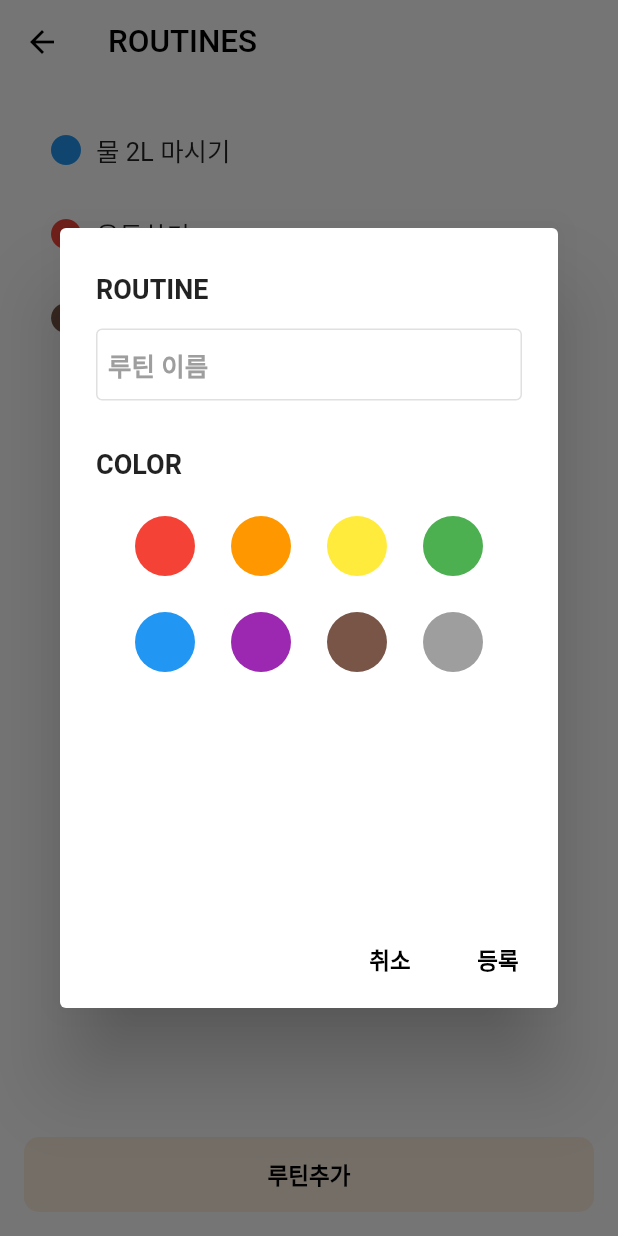
After one commit to ssooyaaa/sooProject, a Flutter app: the RountineListScreen screen opened directly, after a tap on "루틴추가", on a phone screen of 412 x 824 dp. The commit adds this screen. Run offline on Flutter 3.47's test engine with Material 3 defaults, Android fonts, the phone set to English and light mode, and no system bars; our stand-ins replace table_calendar; missing offline and left inert: dart:ffi.

Commit message:
루틴리스트 추가/삭제

```diff
--- a/Flutter/diary/lib/config/app_colors.dart
+++ b/Flutter/diary/lib/config/app_colors.dart
@@ -6,6 +6,19 @@ class AppColors{
   static const basicColor = Color(0xfffcf0e0);
   //메인보다 조금 더 진한색
   static const moreBasicColor = Color(0xfffbdcb4);
+
+
+  //colorMap(테이블 저장 color -> Colors로 변경)
+  Map<String, Color> colorMap = {
+    'red' : Colors.red,
+    'orange' : Colors.orange,
+    'yellow' : Colors.yellow,
+    'green' : Colors.green,
+    'blue' : Colors.blue,
+    'purple' : Colors.purple,
+    'brown' : Colors.brown,
+    'grey' : Colors.grey,
+  };
 
 }
 
--- a/Flutter/diary/lib/model/routine.dart
+++ b/Flutter/diary/lib/model/routine.dart
@@ -2,9 +2,11 @@
 class Routine{
 
   String routine;
+  String color;
 
   Routine({
     required this.routine,
+    required this.color,
   });
 
 }
--- a/Flutter/diary/lib/screen/main_screen.dart
+++ b/Flutter/diary/lib/screen/main_screen.dart
@@ -1,9 +1,11 @@
 
 import 'package:diary/config/app_colors.dart';
-import 'package:diary/screen/add_routine_screen.dart';
+import 'package:diary/screen/rountine_list_screen.dart';
+import 'package:diary/screen/today_routine_screen.dart';
 import 'package:diary/widget/app_bar.dart';
 import 'package:diary/widget/bottom_widget.dart';
 import 'package:diary/widget/calendar_widget.dart';
+import 'package:diary/widget/floating_button.dart';
 import 'package:flutter/foundation.dart';
 import 'package:flutter/material.dart';
 import 'package:intl/intl.dart';
@@ -33,8 +35,8 @@ class _MainScreenState extends State<MainScreen> {
 
   //날짜 event
   Map<DateTime, List<Event>> events = {
-    DateTime.utc(2024,9,3) : [Event(text: 'title1', color: 'red'), Event(text: 'title2',color: 'orange'),  Event(text: 'title2',color: 'yellow'),  Event(text: 'title2',color: 'green'),  Event(text: 'title2',color: 'blue'), Event(text: 'title2',color: 'purple'), Event(text: 'title2',color: 'black'), Event(text: 'title2',color: 'grey')],
-    DateTime.utc(2024,9,4) : [Event(text: 'title3',color: 'black'), Event(text: 'title3',color: 'grey'),Event(text: 'title3', color: 'purple'),],
+    DateTime.utc(2024,9,3) : [Event(text: 'title1', color: 'red'), Event(text: 'title2',color: 'orange'),  Event(text: 'title2',color: 'yellow'),  Event(text: 'title2',color: 'green'),  Event(text: 'title2',color: 'blue'), Event(text: 'title2',color: 'purple'), Event(text: 'title2',color: 'brown'), Event(text: 'title2',color: 'grey')],
+    DateTime.utc(2024,9,4) : [Event(text: 'title3',color: 'brown'), Event(text: 'title3',color: 'grey'),Event(text: 'title3', color: 'purple'),],
   };
 
   //eventList title만 뽑기
@@ -53,18 +55,6 @@ class _MainScreenState extends State<MainScreen> {
   List<Event> getEventForDay(DateTime day){
     return events[day] ?? [];
   }
-
-  //colorMap(테이블 저장 color -> Colors로 변경)
-  Map<String, Color> colorMap = {
-    'red' : Colors.red,
-    'orange' : Colors.orange,
-    'yellow' : Colors.yellow,
-    'green' : Colors.green,
-    'blue' : Colors.blue,
-    'purple' : Colors.purple,
-    'black' : Colors.black,
-    'grey' : Colors.grey,
-  };
 
 
 
@@ -88,7 +78,7 @@ class _MainScreenState extends State<MainScreen> {
               onPressed: (){
                 Navigator.push(
                   context,
-                  MaterialPageRoute(builder: (context) => AddRoutineScreen()),
+                  MaterialPageRoute(builder: (context) => RountineListScreen()),
                 );
               },
               icon: Icon(Icons.add)
@@ -129,20 +119,14 @@ class _MainScreenState extends State<MainScreen> {
 
 
       //오늘 루틴 추가하기 버튼 -> 다른 방법으로 바꿈
-      floatingActionButton: FloatingActionButton.extended(
-          backgroundColor: AppColors.moreBasicColor,
-          shape: RoundedRectangleBorder(
-            borderRadius: BorderRadius.circular(50),
-          ),
-          onPressed: (){
-            Navigator.push(
-              context,
-              MaterialPageRoute(builder: (context) => AddRoutineScreen()),
-            );
-          },
-          label: Text('TODAY',
-            style: TextStyle(fontSize: 15, fontWeight: FontWeight.bold),
-          ),
+      floatingActionButton: FloatingButton(
+        onScreenSelected: (context){
+          return Navigator.push(
+            context,
+            MaterialPageRoute(builder: (context) => TodayRoutineScreen()),
+          );
+        },
+        buttonText: 'TODAY',
       ),
 
 
@@ -200,7 +184,7 @@ class _MainScreenState extends State<MainScreen> {
                 itemBuilder: (context, index){
                   final text = eventTitlesForSelectedDate[index];
                   final selectedcolor = eventColorsForSelectedDate[index];
-                  final color = colorMap[selectedcolor] ?? Colors.white;
+                  final color = AppColors().colorMap[selectedcolor] ?? Colors.white;
 
                   return ListTile(
                     title: Container(
@@ -244,7 +228,7 @@ class _MainScreenState extends State<MainScreen> {
                         events.length,
                         (index){
                           final event = events[index];
-                          final color = colorMap[event.color] ?? Colors.white;
+                          final color = AppColors().colorMap[event.color] ?? Colors.white;
                           return Container(
                             width: 7.0,
                             height: 7.0,
--- /dev/null
+++ b/Flutter/diary/lib/screen/rountine_list_screen.dart
@@ -0,0 +1,289 @@
+import 'package:flutter/material.dart';
+
+import '../config/app_colors.dart';
+import '../model/routine.dart';
+import '../widget/app_widget.dart';
+import '../widget/floating_button.dart';
+
+
+class RountineListScreen extends StatefulWidget {
+  const RountineListScreen({super.key});
+
+  @override
+  State<RountineListScreen> createState() => _RountineListScreenState();
+}
+
+class _RountineListScreenState extends State<RountineListScreen> {
+
+
+  //routines
+  List<Routine> routines = [
+    Routine(routine: '물 2L 마시기',color: 'blue'),
+    Routine(routine: '운동하기', color: 'red'),
+    Routine(routine: '충분히 자기', color: 'brown'),
+  ];
+
+  //루틴 가져오기
+  List<String> getRoutines(){
+    return routines.map((routine) => routine.routine).toList();
+  }
+
+  //색깔 가져오기
+  List<String> getColors(){
+    return routines.map((routine) => routine.color).toList();
+  }
+
+
+  @override
+  Widget build(BuildContext context) {
+
+
+    //루틴list
+    List<String> routineList = getRoutines();
+    List<String> colorList = getColors();
+
+
+    //input Controller
+    TextEditingController titleController = TextEditingController();
+
+
+    //선택된 색상(루틴 추가시)
+    String selectedColor = '';
+
+
+    return Scaffold(
+      backgroundColor: Colors.white,
+      appBar: AppBar(
+        elevation: 0,
+        backgroundColor: Colors.white,
+        title: Text('ROUTINES'),
+      ),
+      body: Container(
+        width: double.infinity,
+        height: double.infinity,
+        padding: EdgeInsets.all(16.0),
+
+        child: Column(
+          children: [
+            if(routineList.isEmpty)
+              Text(
+                '아직 추가된 루틴이 없습니다.',
+              )
+            else
+              Expanded(
+                child: ListView.builder(
+                  itemCount: routineList.length,
+                  itemBuilder: (context, index){
+                    final routine = routineList[index];
+                    final selectedColor = colorList[index];
+                    final color = AppColors().colorMap[selectedColor];
+
+                    return Dismissible(
+                      key: Key(routine),
+                      direction: DismissDirection.endToStart,
+
+                      //팝업창 띄우기
+                      confirmDismiss: (direction) async{
+                        return await showDialog(
+                            context: context,
+                            builder: (BuildContext context){
+                              return AlertDialog(
+                                title: Text('삭제 확인', style: TextStyle(fontWeight: FontWeight.bold),),
+                                content: Text('${routine}을(를) 삭제하시겠습니까?'),
+                                actions: <Widget>[
+                                  TextButton(
+                                    onPressed: (){
+                                      Navigator.of(context).pop(false); //삭제 취소
+                                    },
+                                    child: Text('취소',
+                                      style: TextStyle(color: Colors.black, fontWeight: FontWeight.bold),
+                                    ),
+                                  ),
+                                  TextButton(
+                                    onPressed: (){
+                                      Navigator.of(context).pop(true); //삭제
+                                    },
+                                    child: Text('삭제',
+                                      style: TextStyle(color: Colors.black, fontWeight: FontWeight.bold),
+                                    ),
+                                  ),
+
+                                ],
+                              );
+                            }
+                        );
+                      },
+
+                      onDismissed: (direction){
+                        setState(() {
+                          routineList.removeAt(index);
+                        });
+
+                        ScaffoldMessenger.of(context).showSnackBar(
+                          SnackBar(content: Text('${routine} 삭제되었습니다.')),
+                        );
+                      },
+
+                      background: Container(
+                        color: AppColors.basicColor,
+                        padding: EdgeInsets.only(right: 16.0),
+                        alignment: Alignment.centerRight,
+                        child: Icon(
+                          Icons.delete,
+                          color: Colors.black,
+                        ),
+                      ),
+
+                      child: ListTile(
+                        title: Container(
+                            child: Row(
+                              children: [
+                                Icon(
+                                  Icons.circle,
+                                  color: color,
+                                ),
+                                SizedBox(width: 8.0,),
+                                Text(routine),
+                              ],
+                            )
+                        ),
+                      ),
+                    );
+                  },
+                ),
+              ),
+
+            LongButton(
+              onTap: (){
+                //todo showDialog(팝업창)
+                showDialog(
+                    context: context,
+                    barrierDismissible: false,//팝업 밖 터치 -> 팝업창 사라짐
+                    builder: (BuildContext context){
+                      return AlertDialog(
+                        content: Container(
+                          width: MediaQuery.of(context).size.width,
+                          height: MediaQuery.of(context).size.height/2,
+
+                          child: Column(
+                            children: [
+                              Expanded(
+                                  child: Container(
+                                     child: SingleChildScrollView(
+                                      child: Column(
+                                        children: [
+
+                                          //todo 루틴 제목, 루틴 색상 결정, 버튼
+                                          SizedBox(height: 10.0,),
+                                          buildTitle(titleText: 'ROUTINE'),
+                                          AppInput(
+                                            width: double.infinity,
+                                            textEditingController: titleController,
+                                            hintText: '루틴 이름',
+                                          ),
+
+                                          SizedBox(height: 32.0,),
+                                          buildTitle(titleText: 'COLOR'),
+
+                                          StatefulBuilder(
+                                            builder: (context, setDialogState) {
+                                              return Wrap(
+                                                spacing: 8.0,//수평 간격
+                                                runSpacing: 8.0, // 수직 간격
+                                                alignment: WrapAlignment.center,
+                                                children: AppColors().colorMap.entries.map((entry){
+                                                  return GestureDetector(
+
+                                                    onTap: (){
+                                                      setDialogState(() {
+                                                        selectedColor = entry.key;
+                                                      });
+                                                      print('entry.key :${entry.key}');
+                                                      print('selected : $selectedColor');
+                                                    },
+
+                                                    child: Container(
+                                                      margin: EdgeInsets.all(8.0),
+                                                      width: 40,
+                                                      height: 40,
+                                                      decoration: BoxDecoration(
+                                                        color: entry.value,
+                                                        shape: BoxShape.circle,
+                                                        border: Border.all(
+                                                          color: selectedColor == entry.key
+                                                              ? Colors.black
+                                                              : Colors.transparent,
+                                                          width: 3.0,
+                                                        )
+                                                      ),
+                                                    ),
+
+                                                  );
+                                                }).toList(),
+                                              );
+                                            }
+                                          ),
+
+                                        ],
+                                      ),
+                                    ),
+                                  )
+                              )
+                            ],
+                          ),
+                        ),
+                        actions: <Widget>[
+                          TextButton(
+                            onPressed: (){
+                              Navigator.of(context).pop(false); //삭제 취소
+                            },
+                            child: Text('취소',
+                              style: TextStyle(color: Colors.black, fontWeight: FontWeight.bold),
+                            ),
+                          ),
+                          TextButton(
+                            onPressed: (){
+                              print('결과 : $selectedColor');
+                              print('루틴이름 : ${titleController.text}');
+                              Navigator.of(context).pop(true); //삭제 취소
+                            },
+                            child: Text('등록',
+                              style: TextStyle(color: Colors.black, fontWeight: FontWeight.bold),
+                            ),
+                          ),
+
+                        ],
+                      );
+                    }
+                );
+              },
+              width: double.infinity,
+              child: Center(
+                child: Text('루틴추가',
+                  style: TextStyle(color: Colors.black, fontWeight: FontWeight.bold),
+                ),
+              ),
+              backgroundColor: AppColors.basicColor,
+            ),
+          ],
+        ),
+
+
+      ),
+
+    );
+  }
+}
+
+
+
+Widget buildTitle({required String titleText}){
+  return Padding(
+    padding: EdgeInsets.only(bottom: 16.0),
+    child: Row(
+      children: [
+        Text('$titleText', style: TextStyle(fontWeight: FontWeight.bold, fontSize: 18),)
+      ],
+    ),
+  );
+}
--- /dev/null
+++ b/Flutter/diary/lib/screen/today_routine_screen.dart
@@ -0,0 +1,29 @@
+import 'package:flutter/material.dart';
+
+
+
+class TodayRoutineScreen extends StatefulWidget {
+  const TodayRoutineScreen({super.key});
+
+  @override
+  State<TodayRoutineScreen> createState() => _TodayRoutineScreenState();
+}
+
+class _TodayRoutineScreenState extends State<TodayRoutineScreen> {
+  @override
+  Widget build(BuildContext context) {
+    return Scaffold(
+      backgroundColor: Colors.white,
+      appBar: AppBar(
+        elevation: 0,
+        backgroundColor: Colors.white,
+        title: Text('TODAY ROUTINES'),
+      ),
+
+      body: Container(
+        width: double.infinity,
+        height: double.infinity,
+      ),
+    );
+  }
+}
--- /dev/null
+++ b/Flutter/diary/lib/widget/app_widget.dart
@@ -0,0 +1,101 @@
+import 'package:flutter/material.dart';
+
+import '../config/app_colors.dart';
+
+
+//todo long 버튼
+class LongButton extends StatelessWidget {
+
+  final double width;
+  final double height;
+  final Function onTap;
+  final double borderRadius;
+  final Widget child;
+  final Color backgroundColor;
+
+  LongButton({Key? key,
+    this.height=50,
+    required this.onTap,
+    required this.width,
+    this.borderRadius=10,
+    required this.child,
+    required this.backgroundColor
+  }) : super(key: key);
+
+
+
+  @override
+  Widget build(BuildContext context) {
+    return Material(
+      color: backgroundColor,
+      borderRadius: BorderRadius.circular(borderRadius),
+      child: InkWell(
+        borderRadius: BorderRadius.circular(borderRadius),
+        onTap: (){
+          onTap();
+        },
+        child: SizedBox(
+            width: width,
+            height: height,
+            child: child
+        ),
+      ),
+    );
+  }
+}
+
+
+
+//todo 입력 input
+class AppInput extends StatelessWidget {
+
+  double width;
+  TextEditingController textEditingController;
+  String hintText;
+  bool isWarn;
+  bool isPassword;
+
+  AppInput({
+    required this.width,
+    required this.textEditingController,
+    this.hintText='',
+    this.isWarn=false,
+    this.isPassword=false,
+  });
+
+
+  @override
+  Widget build(BuildContext context) {
+    return Container(
+      decoration: const BoxDecoration(
+        color: Colors.white,
+
+      ),
+      width: width,
+
+      child: TextField(
+        obscureText: isPassword,
+        controller: textEditingController,
+        cursorColor: Colors.black,
+        style: const TextStyle(fontWeight: FontWeight.bold),
+        decoration: InputDecoration(
+          hintText: hintText,
+          hintStyle: const TextStyle(
+              fontWeight: FontWeight.bold, color: Colors.grey),
+          contentPadding: const EdgeInsets.only(left: 8),
+          border: const OutlineInputBorder(),
+          enabledBorder: OutlineInputBorder(
+              borderSide: BorderSide(
+                  color: isWarn ? const Color(0xffEC0F0F) : Colors.grey
+                      .shade300)
+          ),
+          focusedBorder: OutlineInputBorder(
+              borderSide: BorderSide(color: AppColors.basicColor, width: 1.5)
+          ),
+          errorBorder: InputBorder.none,
+          disabledBorder: InputBorder.none,
+        ),
+      ),
+    );
+  }
+}
--- /dev/null
+++ b/Flutter/diary/lib/widget/floating_button.dart
@@ -0,0 +1,36 @@
+import 'package:flutter/material.dart';
+
+import '../config/app_colors.dart';
+
+
+class FloatingButton extends StatefulWidget {
+
+  Function(BuildContext) onScreenSelected;
+  String buttonText;
+
+  FloatingButton({
+    required this.onScreenSelected,
+    required this.buttonText,
+  });
+
+  @override
+  State<FloatingButton> createState() => _FloatingButtonState();
+}
+
+class _FloatingButtonState extends State<FloatingButton> {
+  @override
+  Widget build(BuildContext context) {
+    return FloatingActionButton.extended(
+      backgroundColor: AppColors.moreBasicColor,
+      shape: RoundedRectangleBorder(
+        borderRadius: BorderRadius.circular(50),
+      ),
+      onPressed: (){
+        widget.onScreenSelected(context);
+      },
+      label: Text(widget.buttonText,
+        style: TextStyle(fontSize: 15, fontWeight: FontWeight.bold),
+      ),
+    );
+  }
+}
```
